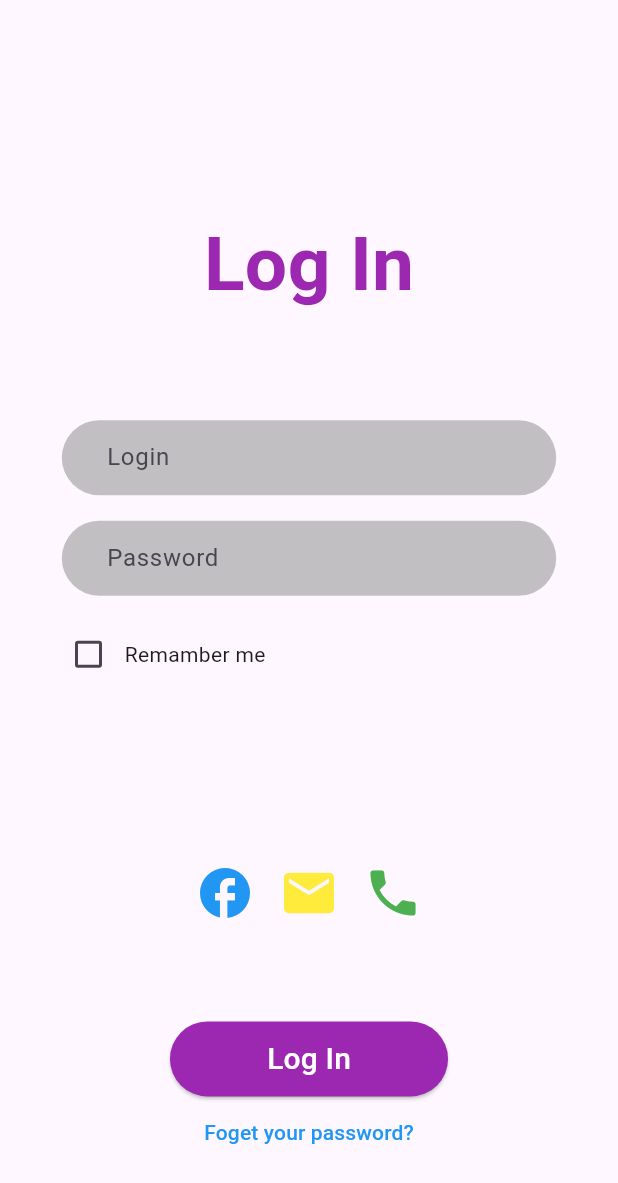
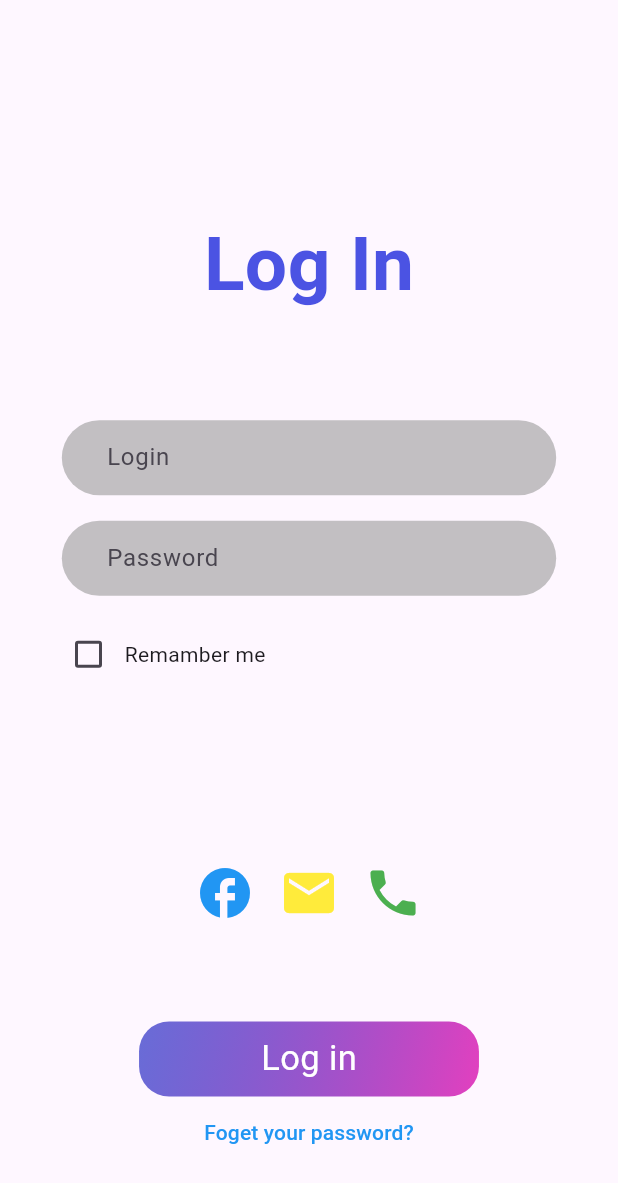
Before and after one commit to Esmail514/Login-Interface-, a Flutter app: the screen it shows after launch, on a phone screen of 412 x 824 dp. Shown: the top 1183 px of the screen. Run offline on Flutter 3.47's test engine with Material 3 defaults, Android fonts, the phone set to English and light mode, and no system bars.

Commit message:
some styling

```diff
--- a/lib/interface.dart
+++ b/lib/interface.dart
@@ -32,13 +32,15 @@ class _InterfaceState extends State<Interface> {
             'Log In',
             style: TextStyle(
               fontWeight: FontWeight.bold,
-              color: Colors.purple,
+              color: Color.fromRGBO(75, 83, 227, 1),
               fontSize: 50,
             ),
           ),
         ),
         TextFileds(),
-        const SizedBox(height: 15,),
+        const SizedBox(
+          height: 15,
+        ),
         Row(
           children: [
             const SizedBox(
@@ -82,17 +84,31 @@ class _InterfaceState extends State<Interface> {
           height: MediaQuery.of(context).size.height * 0.07,
         ),
         SizedBox(
-          width: MediaQuery.of(context).size.width * 0.45,
+          width: MediaQuery.of(context).size.width * 0.55,
           height: 50,
-          child: ElevatedButton(
-            style: ButtonStyle(
-                backgroundColor: MaterialStateProperty.all(
-              Colors.purple,
-            )),
-            onPressed: () {},
-            child: const Text(
-              'Log In',
-              style: TextStyle(color: Colors.white, fontSize: 20),
+          child: GestureDetector(
+            onTap: () {},
+            child: Container(
+              width: MediaQuery.of(context).size.width,
+              decoration: BoxDecoration(
+                borderRadius: BorderRadius.circular(20),
+                gradient: LinearGradient(
+                  colors: [
+                    const Color.fromARGB(255, 41, 49, 198).withOpacity(0.7),
+                    const Color.fromRGBO(227, 64, 191, 1)
+                  ],
+                  begin: Alignment.topLeft,
+                  end: Alignment.bottomRight,
+                ),
+              ),
+              alignment: Alignment.center,
+              child: const Text(
+                'Log in',
+                style: TextStyle(
+                  fontSize: 23,
+                  color: Colors.white,
+                ),
+              ),
             ),
           ),
         ),
```
